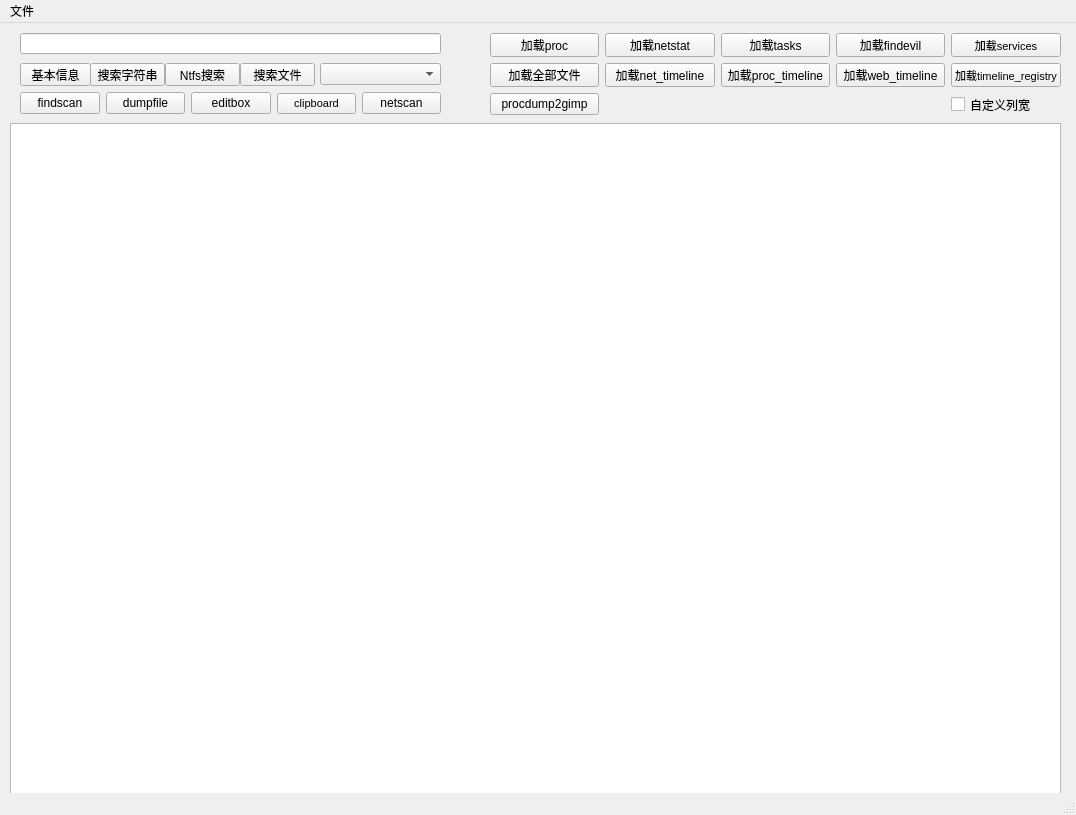
Tokeii0/LovelyMem, file Lovelymem.ui: the form before one commit.
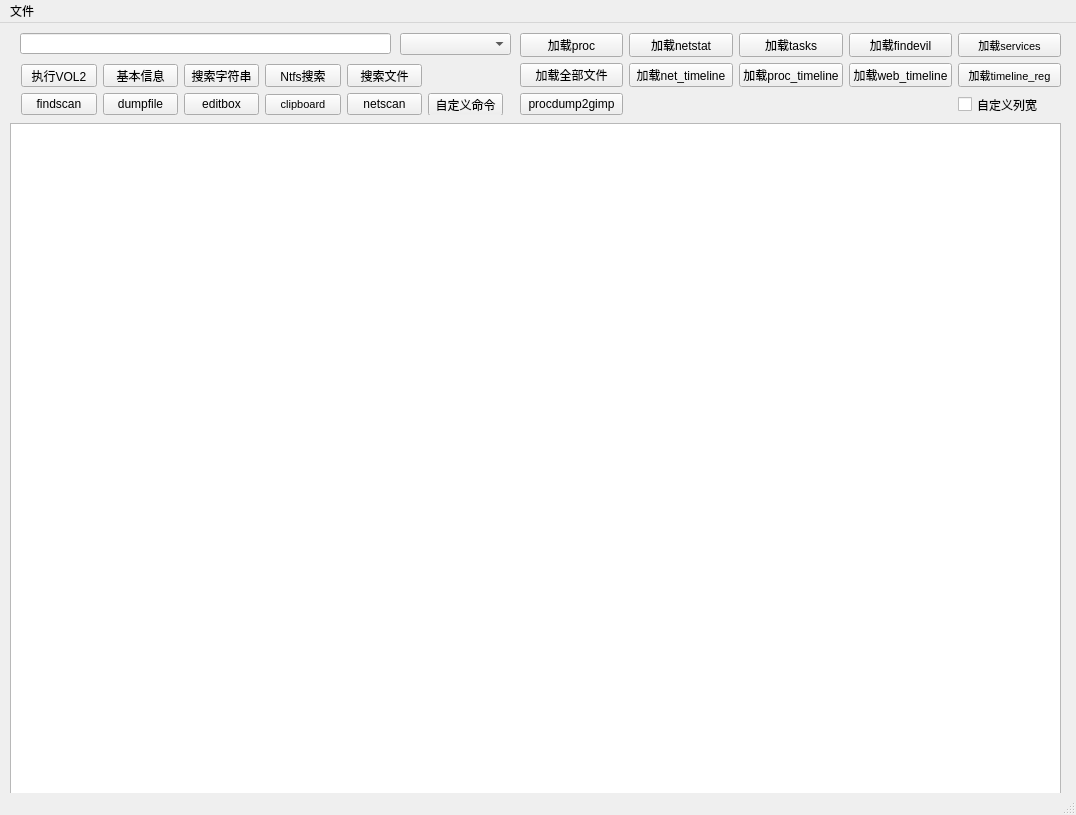
The form after the commit.

Commit message: 合并volpro部分功能 新增按钮Tips

Diff of the .ui file:
```diff
--- a/Lovelymem.ui
+++ b/Lovelymem.ui
@@ -14,19 +14,6 @@
    <string>LovelyMem v0.3 - https://github.com/Tokeii0/LovelyMem</string>
   </property>
   <widget class="QWidget" name="centralwidget">
-   <widget class="QPushButton" name="pushButton_flush">
-    <property name="geometry">
-     <rect>
-      <x>20</x>
-      <y>40</y>
-      <width>71</width>
-      <height>23</height>
-     </rect>
-    </property>
-    <property name="text">
-     <string>基本信息</string>
-    </property>
-   </widget>
    <widget class="QTableWidget" name="tableWidget_find">
     <property name="geometry">
      <rect>
@@ -55,25 +42,12 @@
      <number>18</number>
     </attribute>
    </widget>
-   <widget class="QPushButton" name="pushButton_findstr">
-    <property name="geometry">
-     <rect>
-      <x>240</x>
-      <y>40</y>
-      <width>75</width>
-      <height>23</height>
-     </rect>
-    </property>
-    <property name="text">
-     <string>搜索文件</string>
-    </property>
-   </widget>
    <widget class="QLineEdit" name="lineEdit_str">
     <property name="geometry">
      <rect>
       <x>20</x>
       <y>10</y>
-      <width>421</width>
+      <width>371</width>
       <height>21</height>
      </rect>
     </property>
@@ -81,38 +55,12 @@
      <string/>
     </property>
    </widget>
-   <widget class="QPushButton" name="pushButton_findrow">
-    <property name="geometry">
-     <rect>
-      <x>90</x>
-      <y>40</y>
-      <width>75</width>
-      <height>23</height>
-     </rect>
-    </property>
-    <property name="text">
-     <string>搜索字符串</string>
-    </property>
-   </widget>
-   <widget class="QPushButton" name="pushButton_ntfsfind">
-    <property name="geometry">
-     <rect>
-      <x>165</x>
-      <y>40</y>
-      <width>75</width>
-      <height>23</height>
-     </rect>
-    </property>
-    <property name="text">
-     <string>Ntfs搜索</string>
-    </property>
-   </widget>
    <widget class="QWidget" name="gridLayoutWidget">
     <property name="geometry">
      <rect>
-      <x>490</x>
+      <x>520</x>
       <y>10</y>
-      <width>571</width>
+      <width>541</width>
       <height>83</height>
      </rect>
     </property>
@@ -139,7 +87,7 @@
         </font>
        </property>
        <property name="text">
-        <string>加载timeline_registry</string>
+        <string>加载timeline_reg</string>
        </property>
       </widget>
      </item>
@@ -216,31 +164,43 @@
    <widget class="QComboBox" name="comboBox_profile">
     <property name="geometry">
      <rect>
-      <x>320</x>
-      <y>40</y>
-      <width>121</width>
+      <x>400</x>
+      <y>10</y>
+      <width>111</width>
       <height>22</height>
      </rect>
     </property>
    </widget>
-   <widget class="QWidget" name="horizontalLayoutWidget">
+   <widget class="QWidget" name="">
     <property name="geometry">
      <rect>
-      <x>20</x>
-      <y>60</y>
-      <width>421</width>
-      <height>41</height>
+      <x>21</x>
+      <y>41</y>
+      <width>482</width>
+      <height>51</height>
      </rect>
     </property>
-    <layout class="QHBoxLayout" name="horizontalLayout">
-     <item>
-      <widget class="QPushButton" name="pushButton_withvol2find">
+    <layout class="QGridLayout" name="gridLayout_2">
+     <item row="0" column="3">
+      <widget class="QPushButton" name="pushButton_ntfsfind">
        <property name="text">
-        <string>findscan</string>
+        <string>Ntfs搜索</string>
        </property>
       </widget>
      </item>
-     <item>
+     <item row="2" column="3">
+      <widget class="QPushButton" name="pushButton_vol2clipboard">
+       <property name="font">
+        <font>
+         <pointsize>8</pointsize>
+        </font>
+       </property>
+       <property name="text">
+        <string>clipboard</string>
+       </property>
+      </widget>
+     </item>
+     <item row="2" column="1">
       <widget class="QPushButton" name="pushButton_withvol2dump">
        <property name="enabled">
         <bool>true</bool>
@@ -250,32 +210,62 @@
        </property>
       </widget>
      </item>
-     <item>
-      <widget class="QPushButton" name="pushButton_vol2editbox">
+     <item row="0" column="1">
+      <widget class="QPushButton" name="pushButton_flush">
        <property name="text">
-        <string>editbox</string>
+        <string>基本信息</string>
        </property>
       </widget>
      </item>
-     <item>
-      <widget class="QPushButton" name="pushButton_vol2clipboard">
-       <property name="font">
-        <font>
-         <pointsize>8</pointsize>
-        </font>
-       </property>
+     <item row="0" column="0">
+      <widget class="QPushButton" name="pushButton_vol2">
        <property name="text">
-        <string>clipboard</string>
+        <string>执行VOL2</string>
        </property>
       </widget>
      </item>
-     <item>
+     <item row="2" column="4">
       <widget class="QPushButton" name="pushButton_withvol2netscan">
        <property name="text">
         <string>netscan</string>
        </property>
       </widget>
      </item>
+     <item row="2" column="2">
+      <widget class="QPushButton" name="pushButton_vol2editbox">
+       <property name="text">
+        <string>editbox</string>
+       </property>
+      </widget>
+     </item>
+     <item row="0" column="2">
+      <widget class="QPushButton" name="pushButton_findrow">
+       <property name="text">
+        <string>搜索字符串</string>
+       </property>
+      </widget>
+     </item>
+     <item row="0" column="4">
+      <widget class="QPushButton" name="pushButton_findstr">
+       <property name="text">
+        <string>搜索文件</string>
+       </property>
+      </widget>
+     </item>
+     <item row="2" column="0">
+      <widget class="QPushButton" name="pushButton_withvol2find">
+       <property name="text">
+        <string>findscan</string>
+       </property>
+      </widget>
+     </item>
+     <item row="2" column="5">
+      <widget class="QPushButton" name="pushButton_cuscmd">
+       <property name="text">
+        <string>自定义命令</string>
+       </property>
+      </widget>
+     </item>
     </layout>
    </widget>
   </widget>
```
Left out of the diff: 2 changed lines with no effect on the pictures. The commit also changes 5 other files.
